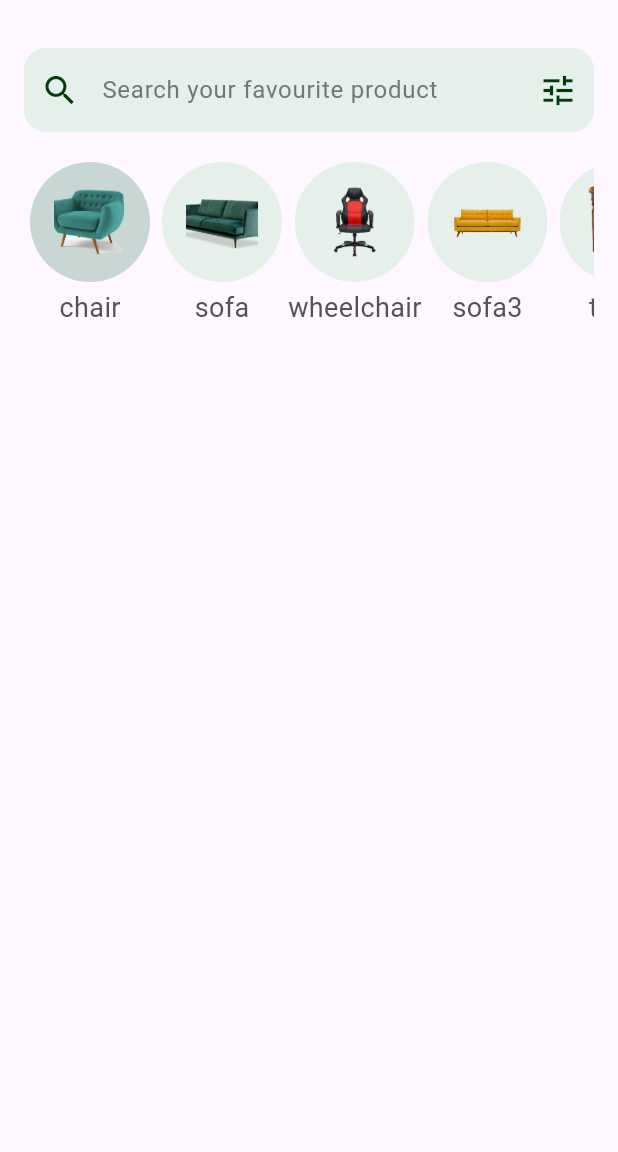
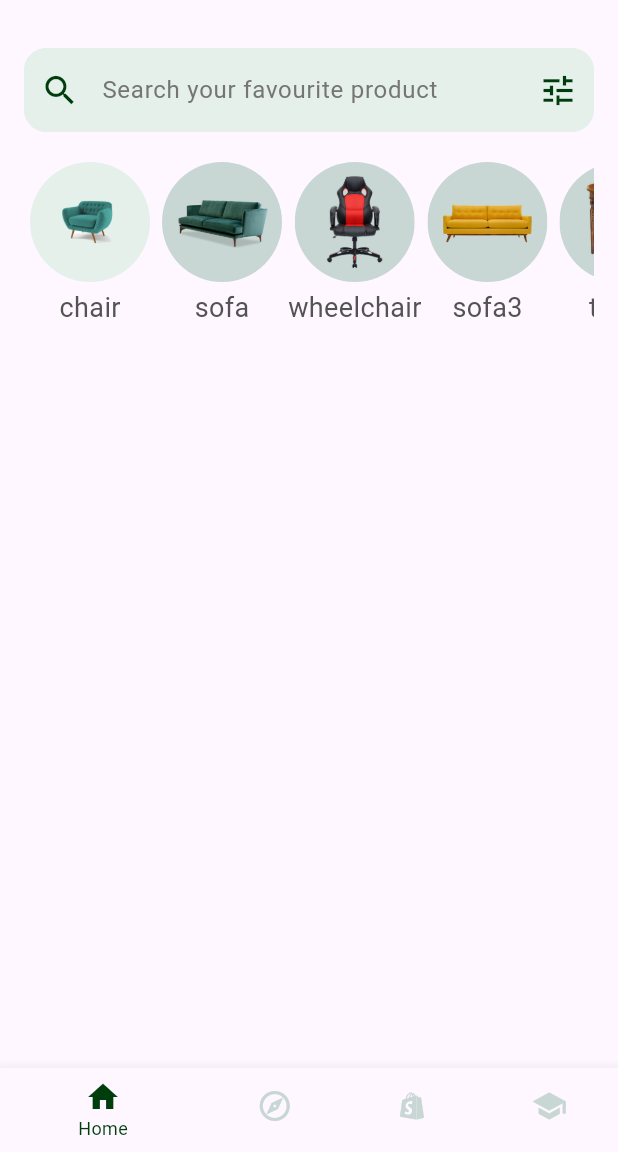
Before and after one commit to anantnipunge/wonder, a Flutter app: the screen it shows after launch, on a phone screen of 412 x 824 dp, the part 84-1236 px from its top. Run offline on Flutter 3.47's test engine with Material 2 defaults, Android fonts, the phone set to English and light mode, and no system bars.

Commit message:
new: tabs added

```diff
--- a/frontend/lib/Models/Category.dart
+++ b/frontend/lib/Models/Category.dart
@@ -2,13 +2,11 @@ class Category {
   final String title;
   final String description;
   final String imgurl;
-  final double price;
 
   Category({
     required this.title,
     required this.description,
     required this.imgurl,
-    required this.price,
   });
 }
 
@@ -17,30 +15,25 @@ final List<Category> categories = [
     title: 'chair',
     description: 'chair\'s are good',
     imgurl: 'assets/chair1.png',
-    price: 230.00,
   ),
   Category(
     title: 'sofa',
     description: 'sofa\'s are good',
     imgurl: 'assets/sofa1.png',
-    price: 670.00,
   ),
   Category(
     title: 'wheelchair',
     description: 'wheelchair\'s are good',
     imgurl: 'assets/wheelchair.png',
-    price: 920.00,
   ),
   Category(
     title: 'sofa3',
     description: 'sofa\'s are good',
     imgurl: 'assets/sofa3.png',
-    price: 389.00,
   ),
   Category(
     title: 'table',
     description: 'table\'s are good',
     imgurl: 'assets/table.png',
-    price: 329.00,
   ),
 ];
--- a/frontend/lib/Screens/Categories.dart
+++ /dev/null
@@ -1,75 +0,0 @@
-// ignore_for_file: sort_child_properties_last
-
-import 'package:flutter/material.dart';
-import 'package:frontend/Models/Category.dart';
-import 'package:frontend/Screens/ProductDetail.dart';
-import '../constants/constants.dart';
-
-class Categories extends StatefulWidget {
-  const Categories({super.key});
-
-  @override
-  _CategoriesState createState() => _CategoriesState();
-}
-
-class _CategoriesState extends State<Categories> {
-  int selectedIndex = 0;
-
-  @override
-  Widget build(BuildContext context) {
-    return SizedBox(
-      height: 200,
-      child: ListView.builder(
-        scrollDirection: Axis.horizontal,
-        itemCount: categories.length,
-        itemBuilder: (context, index) => buildCategory(index),
-      ),
-    );
-  }
-
-  Widget buildCategory(int index) {
-    return GestureDetector(
-        onTap: () {
-          setState(() {
-            selectedIndex = index;
-          });
-          Navigator.push(
-            context,
-            MaterialPageRoute(
-              builder: (context) => ProductDetail(
-                categories: categories[index],
-                // pass to the products() page
-              ),
-            ),
-          );
-        },
-        child: Column(
-          children: [
-            Padding(
-              padding: const EdgeInsets.all(4),
-              child: ClipOval(
-                child: Container(
-                  height: 80,
-                  width: 80,
-                  padding: const EdgeInsets.all(16),
-                  child: Image.asset(
-                    categories[index].imgurl,
-                    fit: BoxFit.cover,
-                  ),
-                  decoration: BoxDecoration(
-                    color: selectedIndex == index ? kMainColor : kGinColor,
-                    borderRadius: const BorderRadius.all(
-                      Radius.circular(5),
-                    ),
-                  ),
-                ),
-              ),
-            ),
-            Text(
-              categories[index].title,
-              style: const TextStyle(fontSize: 18, color: kTextColor),
-            ),
-          ],
-        ));
-  }
-}
--- a/frontend/lib/widgets/Body.dart
+++ b/frontend/lib/Screens/HomeScreen/HomeScreen.dart
@@ -1,17 +1,17 @@
 import 'package:flutter/material.dart';
-import 'package:frontend/Screens/Categories.dart';
-import '../Screens/Search.dart';
-import '../constants/constants.dart';
-// import 'package:frontend/constants/constants.dart';
+import 'package:frontend/Screens/HomeScreen/components/Categories.dart';
+import 'package:frontend/Screens/HomeScreen/components/MySearchBar.dart';
 
-class Body extends StatefulWidget {
-  const Body({super.key, required this.title});
-  final String title;
+import '../../constants/constants.dart';
+
+class HomeScreen extends StatefulWidget {
+  const HomeScreen({super.key});
+
   @override
-  State<Body> createState() => _BodyState();
+  State<HomeScreen> createState() => _HomeState();
 }
 
-class _BodyState extends State<Body> {
+class _HomeState extends State<HomeScreen> {
   @override
   Widget build(BuildContext context) {
     return Scaffold(
@@ -21,7 +21,7 @@ class _BodyState extends State<Body> {
           padding: EdgeInsets.all(16.0),
           child: Column(
             children: [
-              Search(),
+              MySearchBar(),
               Categories(),
             ],
           ),
--- /dev/null
+++ b/frontend/lib/Screens/HomeScreen/components/Categories.dart
@@ -0,0 +1,38 @@
+// ignore_for_file: sort_child_properties_last
+
+import 'package:flutter/material.dart';
+import 'package:frontend/Models/Category.dart';
+import 'package:frontend/widgets/CategoryItem.dart';
+
+class Categories extends StatefulWidget {
+  const Categories({super.key});
+
+  @override
+  _CategoriesState createState() => _CategoriesState();
+}
+
+class _CategoriesState extends State<Categories> {
+  int selectedIndex = 0;
+
+  @override
+  Widget build(BuildContext context) {
+    return SizedBox(
+      height: 200,
+      child: ListView.builder(
+        scrollDirection: Axis.horizontal,
+        itemCount: categories.length,
+        itemBuilder: (context, index) => CategoryItem(
+          index: index,
+          isSelected: selectedIndex == index,
+          onTap: () {
+            setState(
+              () {
+                selectedIndex = index;
+              },
+            );
+          },
+        ),
+      ),
+    );
+  }
+}
--- a/frontend/lib/Screens/Search.dart
+++ b/frontend/lib/Screens/HomeScreen/components/MySearchBar.dart
@@ -1,14 +1,14 @@
 import 'package:flutter/material.dart';
 import 'package:frontend/constants/constants.dart';
 
-class Search extends StatefulWidget {
-  const Search({super.key});
+class MySearchBar extends StatefulWidget {
+  const MySearchBar({super.key});
 
   @override
-  State<Search> createState() => _SearchState();
+  State<MySearchBar> createState() => _SearchState();
 }
 
-class _SearchState extends State<Search> {
+class _SearchState extends State<MySearchBar> {
   @override
   Widget build(BuildContext context) {
     return Padding(
--- a/frontend/lib/Screens/home.dart
+++ /dev/null
@@ -1,19 +0,0 @@
-import 'package:flutter/material.dart';
-import 'package:frontend/widgets/Body.dart';
-
-class Home extends StatefulWidget {
-  const Home({super.key, required this.title});
-  final String title;
-
-  @override
-  State<Home> createState() => _HomeState();
-}
-
-class _HomeState extends State<Home> {
-  @override
-  Widget build(BuildContext context) {
-    return const Body(
-      title: "Wonder",
-    );
-  }
-}
--- a/frontend/lib/main.dart
+++ b/frontend/lib/main.dart
@@ -1,5 +1,5 @@
 import 'package:flutter/material.dart';
-import 'package:frontend/Screens/home.dart';
+import 'widgets/Tabs.dart';
 
 void main() {
   runApp(const MyApp());
@@ -17,7 +17,7 @@ class MyApp extends StatelessWidget {
         // colorScheme: ColorScheme.fromSeed(seedColor: const Color.fromARGB(255, 0, 61, 13)),
         useMaterial3: true,
       ),
-      home: const Home(title: 'Wonder'),
+      home: const Tabs(),
     );
   }
 }
--- /dev/null
+++ b/frontend/lib/widgets/CategoryItem.dart
@@ -0,0 +1,66 @@
+import 'package:flutter/material.dart';
+import 'package:frontend/Screens/ProductsScreen.dart';
+import '../Models/Category.dart';
+import '../constants/constants.dart';
+
+class CategoryItem extends StatefulWidget {
+  final int index;
+  final bool isSelected;
+  final VoidCallback onTap;
+
+  CategoryItem({
+    required this.index,
+    required this.isSelected,
+    required this.onTap,
+  });
+
+  @override
+  State<CategoryItem> createState() => _BuildCategoryState();
+}
+
+class _BuildCategoryState extends State<CategoryItem> {
+  int selectedIndex = 0;
+
+  @override
+  Widget build(BuildContext context) {
+    return GestureDetector(
+      onTap: () {
+        widget.onTap();
+
+        Navigator.of(context).push(
+          MaterialPageRoute(
+            builder: (context) => const ProductsScreen(),
+          ),
+        );
+      },
+      child: Column(
+        children: [
+          Padding(
+            padding: const EdgeInsets.all(4),
+            child: ClipOval(
+              child: Container(
+                height: 80,
+                width: 80,
+                padding: const EdgeInsets.all(8),
+                decoration: BoxDecoration(
+                  color: widget.isSelected ? kGinColor : kMainColor,
+                  borderRadius: const BorderRadius.all(
+                    Radius.circular(5),
+                  ),
+                ),
+                child: Image.asset(
+                  categories[widget.index].imgurl,
+                  fit: BoxFit.contain,
+                ),
+              ),
+            ),
+          ),
+          Text(
+            categories[widget.index].title,
+            style: const TextStyle(fontSize: 18, color: kTextColor),
+          ),
+        ],
+      ),
+    );
+  }
+}
--- /dev/null
+++ b/frontend/lib/widgets/Tabs.dart
@@ -0,0 +1,67 @@
+import 'package:flutter/material.dart';
+
+import '../Screens/HomeScreen/HomeScreen.dart';
+import '../constants/constants.dart';
+
+class Tabs extends StatefulWidget {
+  const Tabs({super.key});
+
+  @override
+  State<Tabs> createState() => _TabsState();
+}
+
+class _TabsState extends State<Tabs> {
+  int _selectedIndex = 0;
+  static const TextStyle optionStyle = TextStyle(
+    fontSize: 30,
+    fontWeight: FontWeight.bold,
+  );
+  static final List<Widget> _widgetOptions = <Widget>[
+    const HomeScreen(),
+    //change other tabs
+    const Placeholder(),
+    const Placeholder(),
+    const Placeholder(),
+  ];
+
+  void _onItemTapped(int index) {
+    setState(() {
+      _selectedIndex = index;
+    });
+  }
+
+  @override
+  Widget build(BuildContext context) {
+    return Scaffold(
+      body: SafeArea(
+        child: _widgetOptions.elementAt(_selectedIndex),
+      ),
+      bottomNavigationBar: BottomNavigationBar(
+        items: const <BottomNavigationBarItem>[
+          BottomNavigationBarItem(
+            icon: Icon(Icons.home),
+            label: 'Home',
+          ),
+          BottomNavigationBarItem(
+            icon: Icon(Icons.explore_outlined),
+            label: 'Explore',
+          ),
+          BottomNavigationBarItem(
+            icon: Icon(Icons.shopify_outlined),
+            label: 'Orders',
+          ),
+          BottomNavigationBarItem(
+            icon: Icon(Icons.school),
+            label: 'Account',
+          ),
+        ],
+        currentIndex: _selectedIndex,
+        selectedItemColor: kMainDarkColor,
+        unselectedItemColor: kMainColor,
+        unselectedLabelStyle: optionStyle,
+        onTap: _onItemTapped,
+        selectedFontSize: 12,
+      ),
+    );
+  }
+}
```
Also changed, not shown: frontend/lib/Models/Product.dart (+29 -14 lines), frontend/lib/Screens/ProductDetailScreen.dart (renamed from frontend/lib/Screens/ProductDetail.dart, +4 -5 lines), frontend/lib/Screens/ProductPage.dart (deleted, +0 -21 lines), frontend/lib/Screens/ProductsScreen.dart (added, +61 -0 lines), frontend/lib/constants/constants.dart (+13 -0 lines), frontend/lib/widgets/CategoryList.dart (deleted, +0 -55 lines), frontend/lib/widgets/product_card.dart (added, +85 -0 lines).
